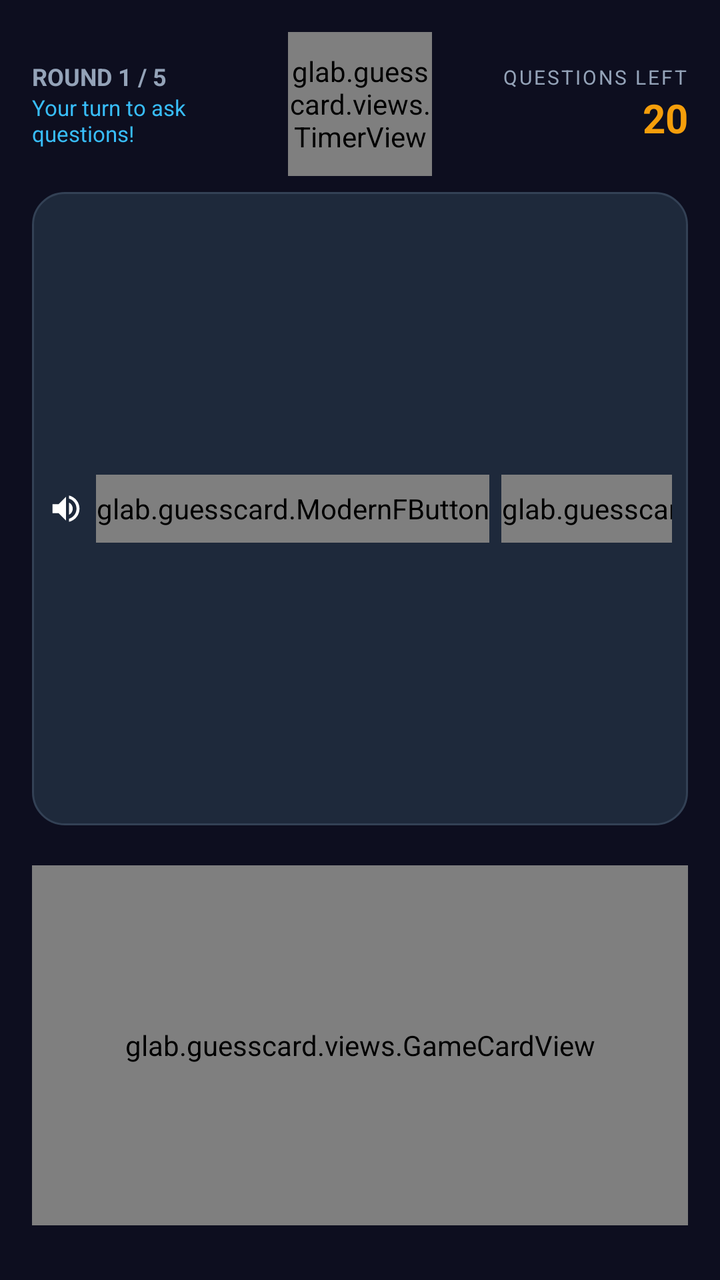
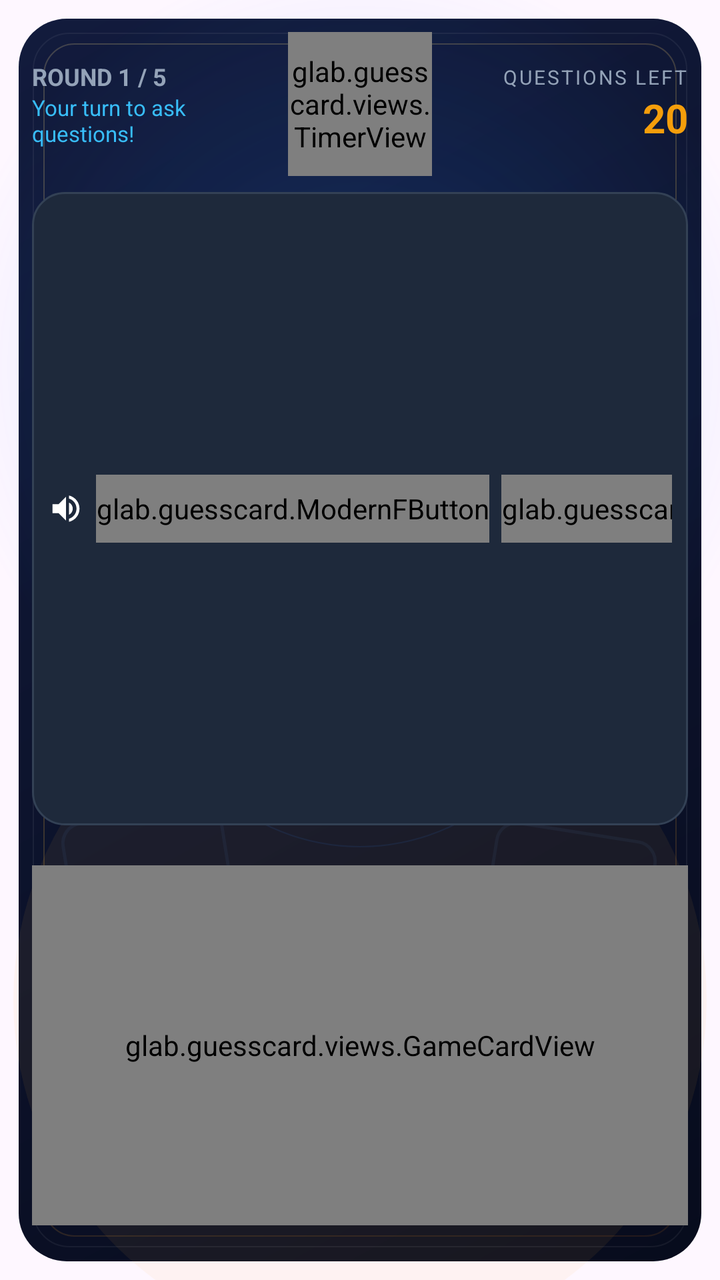

Two renders of the same Android screen: before a commit and after it. Below are the layout's source before the change and the commit's diff.
<!-- AndroidManifest.xml: application theme Theme.TerritoryWars -->
<!-- res/layout/fragment_game.xml -->
<?xml version="1.0" encoding="utf-8"?>
<FrameLayout xmlns:android="http://schemas.android.com/apk/res/android"
    xmlns:app="http://schemas.android.com/apk/res-auto"
    android:id="@+id/gameRootContainer"
    android:layout_width="match_parent"
    android:layout_height="match_parent"
    android:background="@color/bg_dark">

        <LinearLayout
            android:layout_width="match_parent"
            android:layout_height="wrap_content"
            android:orientation="vertical"
            android:padding="16dp">

            
            <LinearLayout
                android:layout_width="match_parent"
                android:layout_height="wrap_content"
                android:gravity="center_vertical"
                android:orientation="horizontal"
                android:layout_marginBottom="8dp">

                <LinearLayout
                    android:layout_width="0dp"
                    android:layout_height="wrap_content"
                    android:layout_weight="1"
                    android:orientation="vertical">

                    <TextView
                        android:id="@+id/tvRoundIndicator"
                        android:layout_width="wrap_content"
                        android:layout_height="wrap_content"
                        android:text="ROUND 1 / 5"
                        android:textColor="#94A3B8"
                        android:textSize="12sp"
                        android:textStyle="bold" />

                    <TextView
                        android:id="@+id/tvCurrentPlayer"
                        android:layout_width="wrap_content"
                        android:layout_height="wrap_content"
                        android:text="Your turn to ask questions!"
                        android:textColor="#38BDF8"
                        android:textSize="11sp" />
                </LinearLayout>

                <glab.guesscard.views.TimerView
                    android:id="@+id/timerView"
                    android:layout_width="72dp"
                    android:layout_height="72dp" />

                <LinearLayout
                    android:layout_width="0dp"
                    android:layout_height="wrap_content"
                    android:layout_weight="1"
                    android:gravity="end"
                    android:orientation="vertical">

                    <TextView
                        android:layout_width="wrap_content"
                        android:layout_height="wrap_content"
                        android:text="QUESTIONS LEFT"
                        android:textColor="#94A3B8"
                        android:textSize="10sp"
                        android:letterSpacing="0.1" />

                    <TextView
                        android:id="@+id/tvQuestionsLeft"
                        android:layout_width="wrap_content"
                        android:layout_height="wrap_content"
                        android:text="20"
                        android:textColor="#F59E0B"
                        android:textSize="20sp"
                        android:textStyle="bold" />
                </LinearLayout>

            </LinearLayout>

            
            <LinearLayout
                android:id="@+id/voiceControlsContainer"
                android:layout_width="match_parent"
                android:layout_height="wrap_content"
                android:orientation="horizontal"
                android:gravity="center_vertical"
                android:background="@drawable/shape_glass_card"
                android:padding="8dp"
                android:layout_marginBottom="8dp">

                <ImageView
                    android:layout_width="18dp"
                    android:layout_height="18dp"
                    android:src="@drawable/ic_speaker"
                    android:layout_marginEnd="6dp" />

                <TextView
                    android:id="@+id/tvVoiceStatus"
                    android:layout_width="0dp"
                    android:layout_weight="1"
                    android:layout_height="wrap_content"
                    android:text="Voice Chat • Speaker On"
                    android:textColor="#38BDF8"
                    android:textSize="11sp" />

                <glab.guesscard.ModernFButton
                    android:id="@+id/btnMuteSelf"
                    android:layout_width="wrap_content"
                    android:layout_height="34dp"
                    android:layout_marginEnd="6dp"
                    android:text="Mic On"
                    android:textSize="10sp" />

                <glab.guesscard.ModernFButton
                    android:id="@+id/btnMuteAll"
                    android:layout_width="wrap_content"
                    android:layout_height="34dp"
                    android:text="Mute Others"
                    android:textSize="10sp" />

            </LinearLayout>

            
            <LinearLayout
                android:id="@+id/gamePlayerContainer"
                android:layout_width="match_parent"
                android:layout_height="wrap_content"
                android:orientation="horizontal"
                android:gravity="center"
                android:layout_marginBottom="12dp" />

            
            <glab.guesscard.views.GameCardView
                android:id="@+id/gameCardView"
                android:layout_width="match_parent"
                android:layout_height="180dp"
                android:layout_marginBottom="12dp" />

            
            <TextView
                android:layout_width="wrap_content"
                android:layout_height="wrap_content"
                android:text="QUESTION HISTORY"
                android:textColor="#94A3B8"
                android:textSize="10sp"
                android:letterSpacing="0.1"
                android:layout_marginBottom="4dp" />

            <androidx.recyclerview.widget.RecyclerView
                android:id="@+id/rvQuestionHistory"
                android:layout_width="match_parent"
                android:layout_height="0dp"
                android:layout_weight="1"
                android:background="@drawable/shape_glass_card"
                android:padding="6dp"
                android:layout_marginBottom="12dp" />

            
            <TextView
                android:id="@+id/tvAnswererWaitingPrompt"
                android:layout_width="match_parent"
                android:layout_height="wrap_content"
                android:text="⏳ Waiting for a player to ask a question..."
                android:textColor="#94A3B8"
                android:textSize="12sp"
                android:gravity="center"
                android:padding="8dp"
                android:visibility="gone" />

            
            <LinearLayout
                android:id="@+id/answerButtonContainer"
                android:layout_width="match_parent"
                android:layout_height="wrap_content"
                android:orientation="horizontal"
                android:gravity="center"
                android:visibility="gone"
                android:layout_marginBottom="12dp">

                <glab.guesscard.ModernFButton
                    android:id="@+id/btnAnswerYes"
                    android:layout_width="0dp"
                    android:layout_height="52dp"
                    android:layout_weight="1"
                    android:layout_marginEnd="6dp"
                    android:text="YES"
                    android:textSize="13sp" />

                <glab.guesscard.ModernFButton
                    android:id="@+id/btnAnswerMaybe"
                    android:layout_width="0dp"
                    android:layout_height="52dp"
                    android:layout_weight="1"
                    android:layout_marginEnd="6dp"
                    android:text="MAYBE"
                    android:textSize="13sp" />

                <glab.guesscard.ModernFButton
                    android:id="@+id/btnAnswerNo"
                    android:layout_width="0dp"
                    android:layout_height="52dp"
                    android:layout_weight="1"
                    android:text="NO"
                    android:textSize="13sp" />

            </LinearLayout>

            
            <LinearLayout
                android:id="@+id/questionerControlsContainer"
                android:layout_width="match_parent"
                android:layout_height="wrap_content"
                android:orientation="vertical">

                <TextView
                    android:id="@+id/tvQuickQuestionsHeader"
                    android:layout_width="wrap_content"
                    android:layout_height="wrap_content"
                    android:text="QUICK QUESTIONS"
                    android:textColor="#94A3B8"
                    android:textSize="10sp"
                    android:letterSpacing="0.1"
                    android:layout_marginBottom="4dp" />

                <HorizontalScrollView
                    android:layout_width="match_parent"
                    android:layout_height="wrap_content"
                    android:scrollbars="none"
                    android:layout_marginBottom="10dp">

                    <LinearLayout
                        android:id="@+id/quickQuestionsContainer"
                        android:layout_width="wrap_content"
                        android:layout_height="wrap_content"
                        android:orientation="horizontal" />
                </HorizontalScrollView>

                
                <LinearLayout
                    android:layout_width="match_parent"
                    android:layout_height="wrap_content"
                    android:orientation="horizontal"
                    android:gravity="center">

                    <glab.guesscard.ModernFButton
                        android:id="@+id/btnVoiceQuestion"
                        android:layout_width="54dp"
                        android:layout_height="52dp"
                        android:layout_marginEnd="8dp"
                        android:text="🎤"
                        android:textSize="18sp" />

                    <glab.guesscard.ModernFButton
                        android:id="@+id/btnGuess"
                        android:layout_width="0dp"
                        android:layout_height="52dp"
                        android:layout_weight="1"
                        android:text="GUESS THE CARD"
                        android:textSize="14sp" />

                </LinearLayout>

            </LinearLayout>

        </LinearLayout>

    
    <LinearLayout
        android:id="@+id/pauseOverlayContainer"
        android:layout_width="match_parent"
        android:layout_height="match_parent"
        android:background="#E60F172A"
        android:orientation="vertical"
        android:gravity="center"
        android:padding="24dp"
        android:clickable="true"
        android:focusable="true"
        android:visibility="gone">

        <ImageView
            android:id="@+id/ivPauseIcon"
            android:layout_width="64dp"
            android:layout_height="64dp"
            android:src="@drawable/ic_pause"
            android:layout_marginBottom="16dp" />

        <TextView
            android:layout_width="wrap_content"
            android:layout_height="wrap_content"
            android:text="Match Paused"
            android:textColor="#FFFFFF"
            android:textSize="22sp"
            android:textStyle="bold"
            android:layout_marginBottom="8dp" />

        <TextView
            android:id="@+id/tvPauseSubtitle"
            android:layout_width="wrap_content"
            android:layout_height="wrap_content"
            android:text="Player is away / switched app"
            android:textColor="#F59E0B"
            android:textSize="14sp"
            android:gravity="center"
            android:layout_marginBottom="24dp" />

        
        <glab.guesscard.ModernFButton
            android:id="@+id/btnHostKickInactive"
            android:layout_width="wrap_content"
            android:layout_height="48dp"
            android:paddingHorizontal="24dp"
            android:text="🚫 Kick Inactive Player &amp; Resume"
            android:textSize="13sp"
            android:visibility="gone" />

        <TextView
            android:id="@+id/tvGuestPauseWait"
            android:layout_width="wrap_content"
            android:layout_height="wrap_content"
            android:text="Waiting for player to return or Host to continue..."
            android:textColor="#94A3B8"
            android:textSize="12sp"
            android:gravity="center"
            android:layout_marginTop="12dp" />

    </LinearLayout>

</FrameLayout>
<!-- resources referenced by this layout -->
<resources>
  <color name="bg_dark">#0D0E1F</color>
  <!-- drawable ic_pause (drawable) -->
  <vector xmlns:android="http://schemas.android.com/apk/res/android"
      android:width="24dp"
      android:height="24dp"
      android:viewportWidth="24"
      android:viewportHeight="24">
      <path
          android:fillColor="#F59E0B"
          android:pathData="M6,19h4V5H6v14zm8,-14v14h4V5h-4z"/>
  </vector>
  <!-- drawable ic_speaker (drawable) -->
  <vector xmlns:android="http://schemas.android.com/apk/res/android"
      android:width="24dp"
      android:height="24dp"
      android:viewportWidth="24"
      android:viewportHeight="24">
      <path
          android:fillColor="#FFFFFF"
          android:pathData="M3,9v6h4l5,5V4L7,9H3zm13.5,3c0,-1.77 -1.02,-3.29 -2.5,-4.03v8.05c1.48,-0.73 2.5,-2.25 2.5,-4.02zM14,3.23v2.06c2.89,0.86 5,3.54 5,6.71s-2.11,5.85 -5,6.71v2.06c4.01,-0.91 7,-4.49 7,-8.77s-2.99,-7.86 -7,-8.77z"/>
  </vector>
  <!-- drawable shape_glass_card (drawable) -->
  <?xml version="1.0" encoding="utf-8"?>
  <shape xmlns:android="http://schemas.android.com/apk/res/android"
      android:shape="rectangle">
      <solid android:color="#1E293B" />
      <corners android:radius="16dp" />
      <stroke
          android:width="1dp"
          android:color="#334155" />
  </shape>
  <style name="Theme.TerritoryWars" parent="Theme.Material3.DayNight.NoActionBar">
          
          <item name="colorPrimary">@color/purple_500</item>
          <item name="colorPrimaryVariant">@color/purple_700</item>
          <item name="colorOnPrimary">@color/white</item>
          
          <item name="colorSecondary">@color/teal_200</item>
          <item name="colorSecondaryVariant">@color/teal_700</item>
          <item name="colorOnSecondary">@color/black</item>
          
          <item name="android:statusBarColor">@android:color/transparent</item>
          <item name="android:navigationBarColor">@android:color/transparent</item>
          <item name="android:windowDrawsSystemBarBackgrounds">true</item>
      </style>
  <color name="purple_500">#FF6200EE</color>
  <color name="purple_700">#FF3700B3</color>
  <color name="white">#FFFFFFFF</color>
  <color name="teal_200">#FF03DAC5</color>
  <color name="teal_700">#FF018786</color>
  <color name="black">#FF000000</color>
</resources>

<!-- the commit's change to res/layout/fragment_game.xml (unified diff, before → after) -->
@@ -4,7 +4,7 @@
     android:id="@+id/gameRootContainer"
     android:layout_width="match_parent"
     android:layout_height="match_parent"
-    android:background="@color/bg_dark">
+    android:background="@drawable/guess_card_ui_background">
 
         <LinearLayout
             android:layout_width="match_parent"
@@ -150,7 +150,6 @@
                 android:layout_width="match_parent"
                 android:layout_height="0dp"
                 android:layout_weight="1"
-                android:background="@drawable/shape_glass_card"
                 android:padding="6dp"
                 android:layout_marginBottom="12dp" />
 
<!-- resource entries referenced after the edit -->
@@ -1,6 +1,6 @@
 <!-- resources referenced by this layout -->
 <resources>
-  <color name="bg_dark">#0D0E1F</color>
+  <!-- drawable guess_card_ui_background: vector/xml drawable (drawable, 7267 chars, omitted) -->
   <!-- drawable ic_pause (drawable) -->
   <vector xmlns:android="http://schemas.android.com/apk/res/android"
       android:width="24dp"
